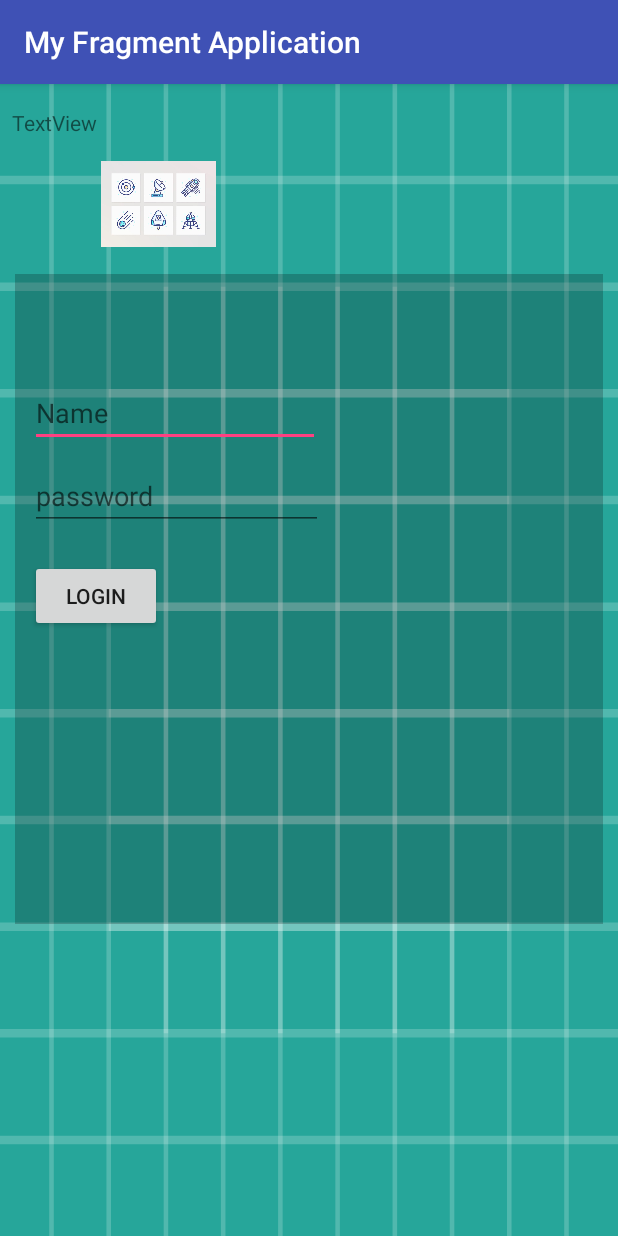
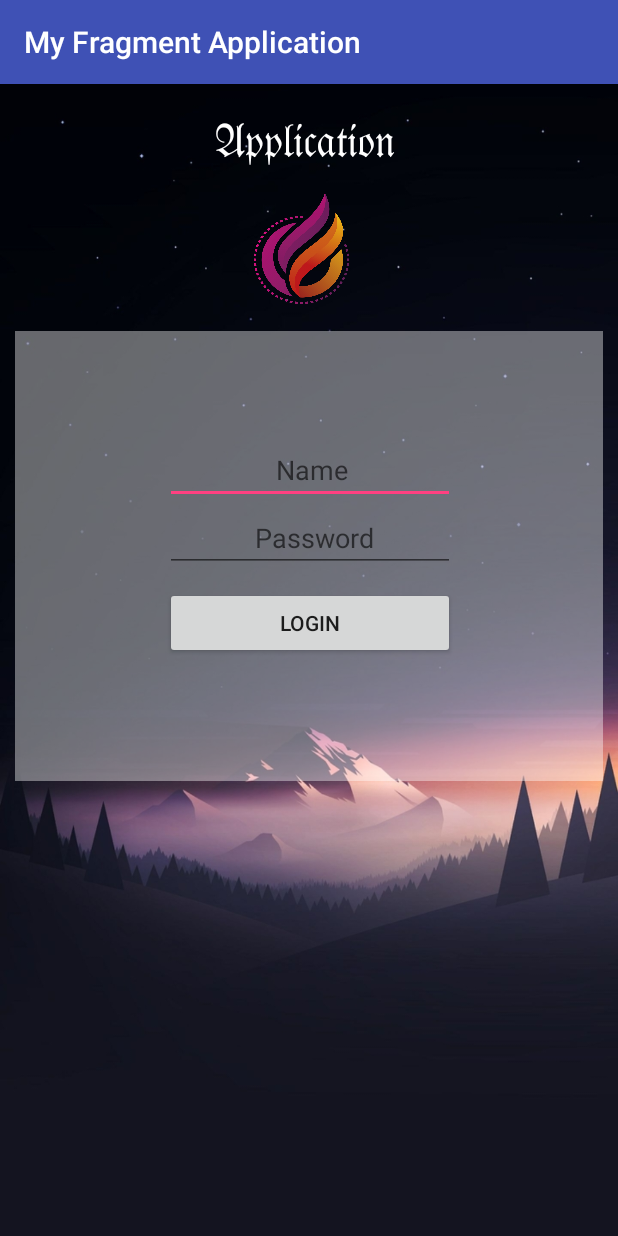
Before and after one commit to moiyad/MyFragmentApplication, an Android app: the screen it shows after launch (MainActivity), on a phone screen of 412 x 824 dp. Run offline under Robolectric (Android 15) with nearby library versions, the phone set to English and light mode, and no system bars.

Commit message:
Fragment 2.1

```diff
--- a/app/src/main/AndroidManifest.xml
+++ b/app/src/main/AndroidManifest.xml
@@ -9,7 +9,7 @@
         android:allowBackup="true"
         android:icon="@mipmap/ic_launcher"
         android:label="@string/app_name"
-        android:roundIcon="@mipmap/ic_launcher_round"
+        android:roundIcon="@drawable/logoimage"
         android:supportsRtl="true"
         android:theme="@style/AppTheme">
         <activity android:name=".MainActivity">
--- a/app/src/main/java/com/example/moiyadalmosa/myfragmentapplication/Book.java
+++ b/app/src/main/java/com/example/moiyadalmosa/myfragmentapplication/Book.java
@@ -10,6 +10,7 @@ public class Book {
     private String Category ;
     private String Description ;
     private int Thumbnail ;
+
 
     public Book() {
     }
--- a/app/src/main/java/com/example/moiyadalmosa/myfragmentapplication/loginFragment.java
+++ b/app/src/main/java/com/example/moiyadalmosa/myfragmentapplication/LoginFragment.java
@@ -9,7 +9,7 @@ import android.view.ViewGroup;
 import android.widget.Button;
 import android.widget.EditText;
 
-public class loginFragment extends Fragment {
+public class LoginFragment extends Fragment {
 
     MainActivity mainActivity;
 
@@ -33,12 +33,10 @@ public class loginFragment extends Fragment {
 
 
 
-
-
         loginButton.setOnClickListener(new View.OnClickListener() {
             @Override
             public void onClick(View v) {
-                getFragmentManager().beginTransaction().replace(R.id.frameLayout,new interestFragment(),"interest").commit();
+                getFragmentManager().beginTransaction().replace(R.id.frameLayout,new InterestFragment(),"interest").commit();
                 mainActivity.setName(String.valueOf(name.getText()));
             }
         });
--- a/app/src/main/java/com/example/moiyadalmosa/myfragmentapplication/RecycelerViewShow.java
+++ b/app/src/main/java/com/example/moiyadalmosa/myfragmentapplication/RecyclerViewShow.java
@@ -13,13 +13,13 @@ import java.util.List;
 
 
 
-public class RecycelerViewShow extends RecyclerView.Adapter<RecycelerViewShow.MyViewHolder> {
+public class RecyclerViewShow extends RecyclerView.Adapter<RecyclerViewShow.MyViewHolder> {
 
     private Context mContext ;
     private List<Book> mData ;
 
 
-    public RecycelerViewShow(Context mContext, List<Book> mData) {
+    public RecyclerViewShow(Context mContext, List<Book> mData) {
         this.mContext = mContext;
         this.mData = mData;
     }
--- a/app/src/main/res/layout/activity_main.xml
+++ b/app/src/main/res/layout/activity_main.xml
@@ -5,7 +5,7 @@
     android:layout_width="match_parent"
     android:layout_height="match_parent"
     android:orientation="vertical"
-    android:background="@drawable/ic_launcher_background"
+    android:background="@drawable/background_image"
     tools:context=".MainActivity">
 
     <TextView
@@ -16,7 +16,10 @@
         android:layout_marginEnd="8dp"
         android:layout_marginStart="8dp"
         android:layout_marginTop="16dp"
-        android:text="TextView"
+        android:text="𝔄𝔭𝔭𝔩𝔦𝔠𝔞𝔱𝔦𝔬𝔫"
+        android:textColor="@color/cardview_light_background"
+        android:textSize="30dp"
+        android:paddingLeft="135dp"
         app:layout_constraintBottom_toBottomOf="parent"
         app:layout_constraintEnd_toEndOf="parent"
         app:layout_constraintHorizontal_bias="0.077"
@@ -27,27 +30,29 @@
 
     <ImageView
         android:id="@+id/imageView"
-        android:layout_width="195dp"
-        android:layout_height="57dp"
+        android:layout_width="236dp"
+        android:layout_height="74dp"
         android:layout_marginBottom="8dp"
         android:layout_marginEnd="8dp"
         android:layout_marginStart="8dp"
         android:layout_marginTop="8dp"
+        android:paddingLeft="150dp"
         app:layout_constraintBottom_toBottomOf="parent"
         app:layout_constraintEnd_toEndOf="parent"
         app:layout_constraintHorizontal_bias="1.0"
         app:layout_constraintStart_toStartOf="parent"
         app:layout_constraintTop_toTopOf="parent"
         app:layout_constraintVertical_bias="0.0"
-        app:srcCompat="@drawable/image" />
+        app:srcCompat="@drawable/logoimage" />
 
 
     <FrameLayout
         android:layout_margin="10dp"
         android:id="@+id/frameLayout"
         android:layout_width="match_parent"
-        android:layout_height="433dp"
-        android:background="@color/cardview_shadow_start_color">
+        android:layout_height="300dp"
+        android:background="#66FFFFFF"
+        >
 
     </FrameLayout>
 </LinearLayout>
--- a/app/src/main/res/layout/cardveiw_item_book.xml
+++ b/app/src/main/res/layout/cardveiw_item_book.xml
@@ -19,6 +19,7 @@
             android:layout_height="138dp"
             android:background="#2d2d2d"
             android:scaleType="centerCrop" />
+
 
         <TextView
             android:id="@+id/event_name"
--- a/app/src/main/res/layout/login_fragment.xml
+++ b/app/src/main/res/layout/login_fragment.xml
@@ -10,31 +10,32 @@
         android:id="@+id/editText"
         android:layout_width="193dp"
         android:layout_height="wrap_content"
+        android:layout_marginLeft="100dp"
+        android:layout_marginTop="70dp"
         android:ems="10"
+        android:hint="               Name"
         android:inputType="textPersonName"
-        android:hint="Name"
-        android:layout_marginLeft="10dp"
-        android:layout_marginTop="70dp"
         tools:layout_editor_absoluteX="8dp"
         tools:layout_editor_absoluteY="348dp" />
 
     <EditText
         android:id="@+id/editText2"
-        android:layout_width="195dp"
+        android:layout_width="193dp"
         android:layout_height="wrap_content"
+        android:layout_marginLeft="100dp"
         android:ems="10"
+        android:hint="            Password"
         android:inputType="textPersonName"
-        android:hint="password"
-        android:layout_margin="10dp"
         tools:layout_editor_absoluteX="207dp"
         tools:layout_editor_absoluteY="348dp" />
 
     <Button
         android:id="@+id/button"
-        android:layout_width="wrap_content"
+        android:layout_width="193dp"
         android:layout_height="wrap_content"
+        android:layout_marginLeft="100dp"
+        android:layout_marginTop="10dp"
         android:text="login"
-        android:layout_margin="10dp"
         tools:layout_editor_absoluteX="158dp"
         tools:layout_editor_absoluteY="395dp" />
 
--- a/app/src/main/res/layout/show_info_fragment.xml
+++ b/app/src/main/res/layout/show_info_fragment.xml
@@ -14,6 +14,7 @@
     <android.support.v7.widget.RecyclerView
         android:id="@+id/recycel_view2"
         android:layout_marginTop="20dp"
+        android:paddingLeft="60dp"
         android:layout_width="match_parent"
         android:layout_height="match_parent" />
 </LinearLayout>
```
Also changed, not shown: app/src/main/java/com/example/moiyadalmosa/myfragmentapplication/InterestFragment.java (renamed from app/src/main/java/com/example/moiyadalmosa/myfragmentapplication/interestFragment.java, +3 -8 lines), app/src/main/java/com/example/moiyadalmosa/myfragmentapplication/MainActivity.java (+19 -7 lines), app/src/main/java/com/example/moiyadalmosa/myfragmentapplication/RecyclerViewAdapter.java (+11 -15 lines), app/src/main/java/com/example/moiyadalmosa/myfragmentapplication/ShowFragment.java (renamed from app/src/main/java/com/example/moiyadalmosa/myfragmentapplication/showFragment.java, +2 -8 lines), app/src/main/res/drawable-v24/background_image.jpg (added), app/src/main/res/drawable-v24/logoimage.png (added), app/src/main/res/drawable/icon_image.jpg (renamed from app/src/main/res/drawable/image.jpg).
